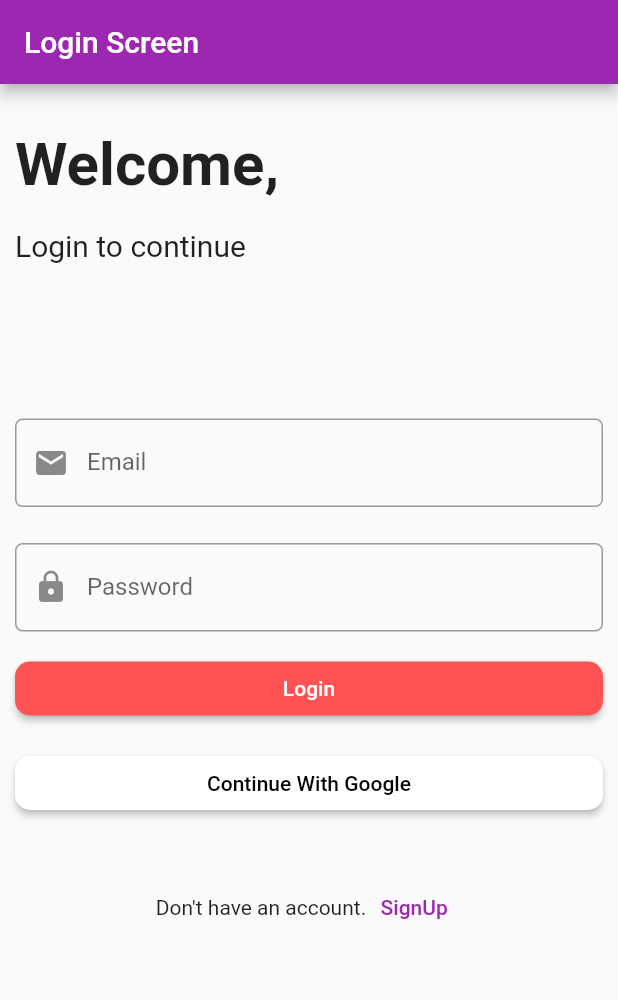
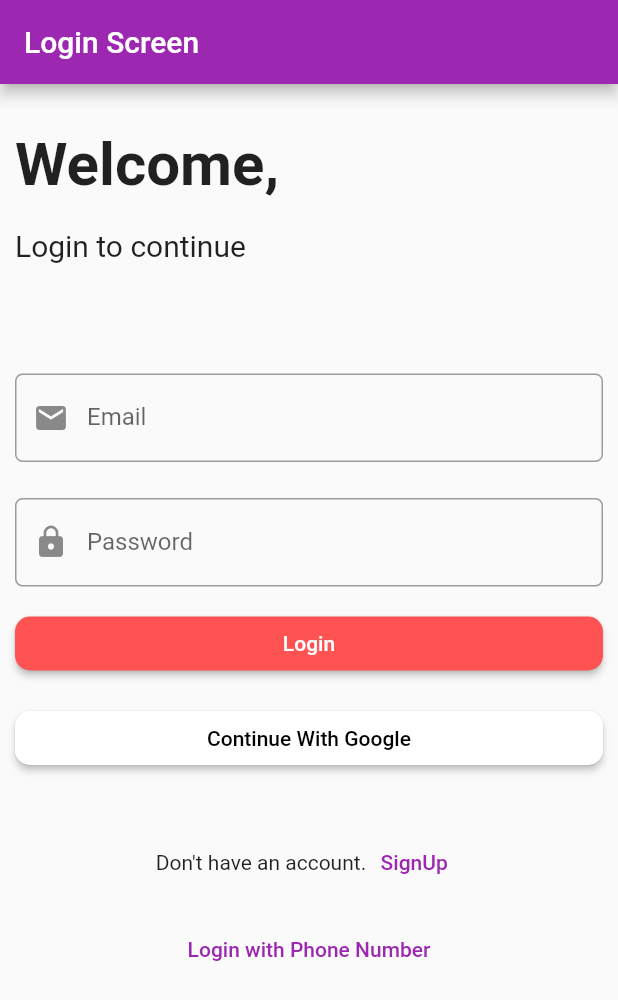
Before and after one commit to NiteshSingh095/Flutter_Firebase, a Flutter app: the screen it shows after launch, on a phone screen of 412 x 824 dp. Shown: the top 1000 px of the screen. Run offline on Flutter 3.47's test engine with Material 2 defaults, Android fonts, the phone set to English and light mode, and no system bars; our stand-ins replace email_validator, firebase_auth, firebase_core, fluttertoast; accounts and stored records are empty.

Commit message:
a new way to login is added

```diff
--- a/lib/ui/auth/login_screen.dart
+++ b/lib/ui/auth/login_screen.dart
@@ -2,6 +2,7 @@ import 'package:email_validator/email_validator.dart';
 import 'package:firebase_auth/firebase_auth.dart';
 import 'package:flutter/material.dart';
 import 'package:flutter/services.dart';
+import 'package:flutter_firebase/ui/PhoneNumberAuthenctication.dart';
 import 'package:flutter_firebase/ui/auth/signup_screen.dart';
 import 'package:flutter_firebase/ui/post_screen.dart';
 import 'package:flutter_firebase/utils/utils.dart';
@@ -72,7 +73,7 @@ class _LoginScreenState extends State<LoginScreen> {
                 child: Column(
                   children: [
                     Padding(
-                      padding: EdgeInsets.only(top: 100.0, bottom: 4.0),
+                      padding: EdgeInsets.only(top: 70.0, bottom: 4.0),
                       child: TextFormField(
                         controller: emailController,
                         decoration: InputDecoration(
@@ -164,7 +165,7 @@ class _LoginScreenState extends State<LoginScreen> {
                 ),
               ),
               Padding(
-                padding: const EdgeInsets.all(30.0),
+                padding: const EdgeInsets.only(top: 30.0),
                 child: Row(
                   mainAxisAlignment: MainAxisAlignment.center,
                   children: [
@@ -179,6 +180,17 @@ class _LoginScreenState extends State<LoginScreen> {
                     )
                   ],
                 ),
+              ),
+              Padding(
+                padding: const EdgeInsets.only(top:10.0),
+                child: TextButton(
+                  onPressed: (){
+                    Navigator.push(context, MaterialPageRoute(builder: (context) => PhoneNumberAuthentication()));
+                  },
+                  child: const Text(
+                    'Login with Phone Number',
+                  ),
+                )
               ),
             ],
           ),
```
